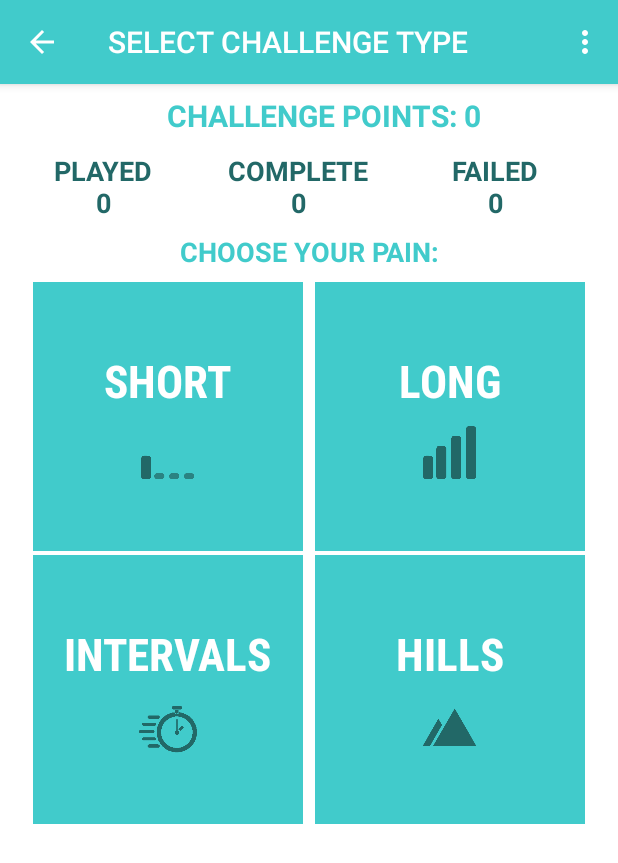
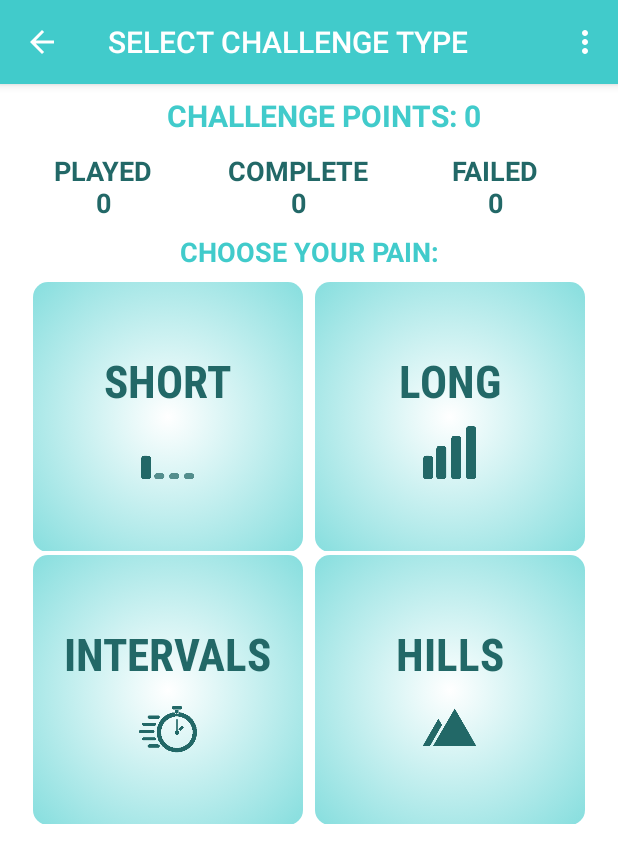
Before and after one commit to winnie-ho/161215_JavaAndroidProject, an Android app: the ChallengeSelect screen opened directly, with no data from a screen before it, on a phone screen of 412 x 824 dp. Shown: the top 863 px of the screen. Run offline under Robolectric (Android 15) with nearby library versions, the phone set to English and light mode, and no system bars.

Commit message:
drawable button created and applied

```diff
--- /dev/null
+++ b/RunTrack/app/src/main/res/drawable/button.xml
@@ -0,0 +1,25 @@
+<?xml version="1.0" encoding="utf-8"?>
+<selector xmlns:android="http://schemas.android.com/apk/res/android">
+    <item android:state_pressed="true" >
+        <shape>
+            <solid android:color="@color/colorPrimary" />
+            <stroke android:width="1dp" android:color="@color/colorWhite" />
+            <corners android:radius="3dp" />
+            <padding android:left="10dp" android:top="10dp" android:right="10dp" android:bottom="10dp" />
+        </shape>
+    </item>
+    <item>
+        <shape>
+            <gradient
+                android:startColor="@color/colorWhite"
+                android:endColor="@color/colorPrimary"
+                android:centerX="0.5"
+                android:gradientRadius="200dp"
+                android:type="radial" />
+            <corners
+                android:radius="10dp" />
+            <padding
+                android:padding="10dp" />
+        </shape>
+    </item>
+</selector>
--- a/RunTrack/app/src/main/res/layout/activity_main.xml
+++ b/RunTrack/app/src/main/res/layout/activity_main.xml
@@ -152,7 +152,7 @@
 
     <RelativeLayout
         android:clickable="true"
-        android:background="@color/colorPrimary"
+        android:background="@drawable/button"
         android:layout_width="wrap_content"
         android:layout_height="wrap_content"
         android:layout_marginLeft="4dp"
@@ -176,12 +176,11 @@
             android:id="@+id/challenge_button_text"
             android:fontFamily="sans-serif-condensed"
             android:layout_width="match_parent"
-            android:layout_height="113dp"
+            android:layout_height="95dp"
             android:text="@string/challenges"
             android:textSize="30dp"
             android:textColor="@color/colorPrimaryDark"
             android:textStyle="bold"
-            android:background="@color/colorPrimary"
             android:padding="10dp"
             android:layout_gravity="center_horizontal"
             android:layout_centerInParent="true"
@@ -192,7 +191,7 @@
 
     <RelativeLayout
         android:clickable="true"
-        android:background="@color/colorPrimary"
+        android:background="@drawable/button"
         android:layout_width="wrap_content"
         android:layout_height="wrap_content"
         android:layout_marginLeft="4dp"
@@ -214,12 +213,11 @@
             android:id="@+id/runlog_button_text"
             android:fontFamily="sans-serif-condensed"
             android:layout_width="match_parent"
-            android:layout_height="113dp"
+            android:layout_height="90dp"
             android:text="@string/all_runs"
             android:textSize="30dp"
             android:textColor="@color/colorPrimaryDark"
             android:textStyle="bold"
-            android:background="@color/colorPrimary"
             android:padding="10dp"
             android:layout_gravity="center_horizontal"
             android:layout_centerInParent="true"
--- a/RunTrack/app/src/main/res/layout/challenge_select.xml
+++ b/RunTrack/app/src/main/res/layout/challenge_select.xml
@@ -106,7 +106,7 @@
 
         <RelativeLayout
             android:clickable="true"
-            android:background="@color/colorPrimary"
+            android:background="@drawable/button"
             android:layout_width="180dp"
             android:layout_height="180dp"
             android:layout_marginLeft="4dp"
@@ -131,9 +131,8 @@
                 android:layout_height="wrap_content"
                 android:text="@string/type_short"
                 android:textSize="30dp"
-                android:textColor="@color/colorWhite"
+                android:textColor="@color/colorPrimaryDark"
                 android:textStyle="bold"
-                android:background="@color/colorPrimary"
                 android:padding="10dp"
                 android:layout_gravity="center"
                 android:gravity="left|center_vertical"
@@ -144,7 +143,7 @@
 
         <RelativeLayout
             android:clickable="true"
-            android:background="@color/colorPrimary"
+            android:background="@drawable/button"
             android:layout_width="180dp"
             android:layout_height="180dp"
             android:layout_marginLeft="4dp"
@@ -169,9 +168,8 @@
                 android:layout_height="wrap_content"
                 android:text="@string/type_long"
                 android:textSize="30dp"
-                android:textColor="@color/colorWhite"
+                android:textColor="@color/colorPrimaryDark"
                 android:textStyle="bold"
-                android:background="@color/colorPrimary"
                 android:padding="10dp"
                 android:layout_gravity="center"
                 android:gravity="left|center_vertical"
@@ -190,7 +188,7 @@
 
         <RelativeLayout
             android:clickable="true"
-            android:background="@color/colorPrimary"
+            android:background="@drawable/button"
             android:layout_width="180dp"
             android:layout_height="180dp"
             android:layout_marginLeft="4dp"
@@ -215,9 +213,8 @@
                 android:layout_height="wrap_content"
                 android:text="@string/type_intervals"
                 android:textSize="30dp"
-                android:textColor="@color/colorWhite"
+                android:textColor="@color/colorPrimaryDark"
                 android:textStyle="bold"
-                android:background="@color/colorPrimary"
                 android:padding="10dp"
                 android:layout_gravity="center"
                 android:gravity="left|center_vertical"
@@ -228,7 +225,7 @@
 
         <RelativeLayout
             android:clickable="true"
-            android:background="@color/colorPrimary"
+            android:background="@drawable/button"
             android:layout_width="180dp"
             android:layout_height="180dp"
             android:layout_marginLeft="4dp"
@@ -253,9 +250,8 @@
                 android:layout_height="wrap_content"
                 android:text="@string/type_hills"
                 android:textSize="30dp"
-                android:textColor="@color/colorWhite"
+                android:textColor="@color/colorPrimaryDark"
                 android:textStyle="bold"
-                android:background="@color/colorPrimary"
                 android:padding="10dp"
                 android:layout_gravity="center"
                 android:gravity="left|center_vertical"
```
